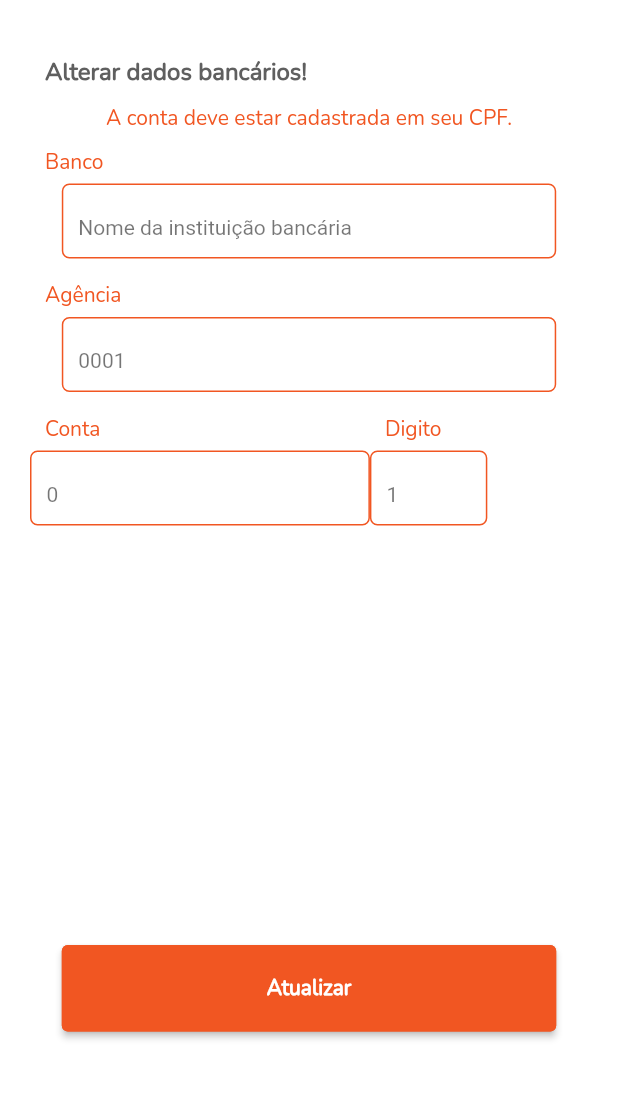
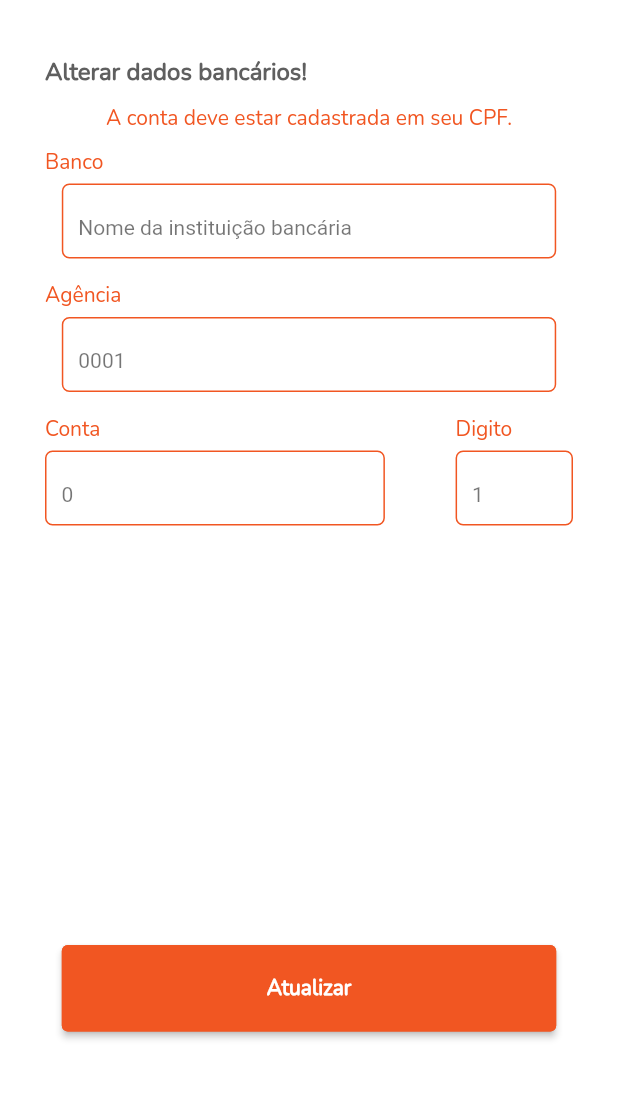
Before and after one commit to resilvajr1610/promosave_empresa, a Flutter app: the DataBankScreen screen opened by its route, on a phone screen of 412 x 824 dp, the part 67-1167 px from its top. Run offline on Flutter 3.47's test engine with Material 2 defaults, Android fonts, the light colour scheme and no system bars; drawn by our look-alikes of auto_size_text; our stand-ins replace brasil_fields, cloud_firestore, firebase_auth, firebase_core, firebase_messaging, firebase_storage and 4 more; missing offline and left inert: google_place; accounts and stored records are empty.

Commit message:
ajustes no layout

```diff
--- a/lib/views/data_bank_screen.dart
+++ b/lib/views/data_bank_screen.dart
@@ -1,5 +1,8 @@
+import 'package:promosave_empresa/models/product_model.dart';
+
 import '../Utils/colors.dart';
 import '../Utils/export.dart';
+import '../models/alert_model.dart';
 
 class DataBankScreen extends StatefulWidget {
 
@@ -63,7 +66,17 @@ class _DataBankScreenState extends State<DataBankScreen> {
 
   _saveData(BankModel bankModel,final idUser){
     db.collection("enterprise").doc(idUser).update(_bankModel.toMap()).then((_)
-    => Navigator.pushReplacementNamed(context, "/splash"));
+    => AlertModel().alert('Sucesso!', 'Seu seus dados foram atualizados!', PaletteColor.green, PaletteColor.grey, context,[
+      SizedBox(
+        height: 30,
+        width: 100,
+        child: ButtonCustom(
+          size: 15.0,
+          onPressed: ()=>  Navigator.pushReplacementNamed(context, "/splash"),
+          text: 'OK',
+        ),
+      )
+    ]));
   }
 
   _dataEnterprise()async{
@@ -164,15 +177,15 @@ class _DataBankScreenState extends State<DataBankScreen> {
                 background: PaletteColor.white,
               ),
               SizedBox(height: 10),
-              Row(
+              Padding(
+                padding: const EdgeInsets.symmetric(horizontal: 10.0),
+                child: Row(
+                  mainAxisAlignment: MainAxisAlignment.spaceBetween,
                   children: [
                     Column(
                       crossAxisAlignment: CrossAxisAlignment.start,
                       children: [
-                      Padding(
-                        padding: const EdgeInsets.symmetric(horizontal: 10),
-                        child: TextCustom(text: 'Conta',color: PaletteColor.primaryColor,size: 14.0,fontWeight: FontWeight.normal,textAlign: TextAlign.start,),
-                      ),
+                        TextCustom(text: 'Conta',color: PaletteColor.primaryColor,size: 14.0,fontWeight: FontWeight.normal,textAlign: TextAlign.start,),
                         InputRegister(
                           icons: Icons.height,
                           sizeIcon: 0.0,
@@ -189,10 +202,7 @@ class _DataBankScreenState extends State<DataBankScreen> {
                     Column(
                       crossAxisAlignment: CrossAxisAlignment.start,
                       children: [
-                      Padding(
-                        padding: const EdgeInsets.symmetric(horizontal: 10),
-                        child: TextCustom(text: 'Digito',color: PaletteColor.primaryColor,size: 14.0,fontWeight: FontWeight.normal,textAlign: TextAlign.start,),
-                      ),
+                        TextCustom(text: 'Digito',color: PaletteColor.primaryColor,size: 14.0,fontWeight: FontWeight.normal,textAlign: TextAlign.start,),
                         InputRegister(
                           icons: Icons.height,
                           sizeIcon: 0.0,
@@ -207,6 +217,7 @@ class _DataBankScreenState extends State<DataBankScreen> {
                       ],
                     ),
                   ],
+                ),
               ),
               Spacer(),
               Padding(
--- a/lib/widgets/buttom_custom.dart
+++ b/lib/widgets/buttom_custom.dart
@@ -1,3 +1,5 @@
+import 'package:promosave_empresa/Utils/colors.dart';
+
 import '../Utils/export.dart';
 
 class ButtonCustom extends StatelessWidget {
@@ -13,10 +15,10 @@ class ButtonCustom extends StatelessWidget {
   ButtonCustom({
     required this.onPressed,
     required this.text,
-    required this.size,
-    required this.colorButton,
-    required this.colorText,
-    required this.colorBorder,
+    this.size = 30.0,
+    this.colorButton = PaletteColor.primaryColor,
+    this.colorText = PaletteColor.white,
+    this.colorBorder = PaletteColor.primaryColor,
     this.widthCustom = 1.0,
     this.heightCustom = 1.0
   });
```
Also changed, not shown: lib/models/alert_model.dart (+0 -10 lines), lib/views/add_product_screen.dart (+23 -6 lines), lib/views/profile_screen.dart (+23 -2 lines), lib/widgets/show_dialog_alert.dart (+14 -11 lines). Lines whose indentation alone changed are shown as unchanged.
